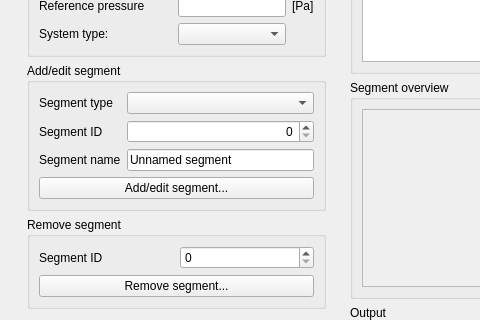
This is src/gui/mainwindow.ui in asceenl/tasmet as Qt 5 draws it before an edit; both pictures show x 0 to 480 and y 192 to 512 of the 1124 by 835 pixel window. The edited form follows.
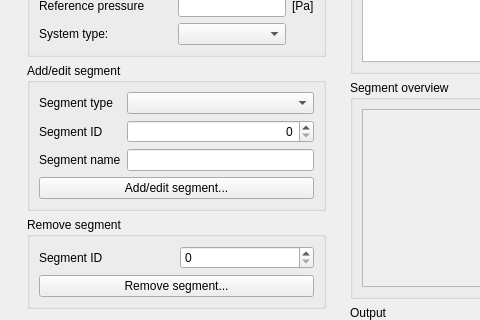
This is the edited form.

What changed in the file:
```diff
--- a/src/gui/mainwindow.ui
+++ b/src/gui/mainwindow.ui
@@ -233,7 +233,7 @@
                <item row="2" column="1">
                 <widget class="QLineEdit" name="name">
                  <property name="text">
-                  <string>Unnamed segment</string>
+                  <string/>
                  </property>
                 </widget>
                </item>
```
